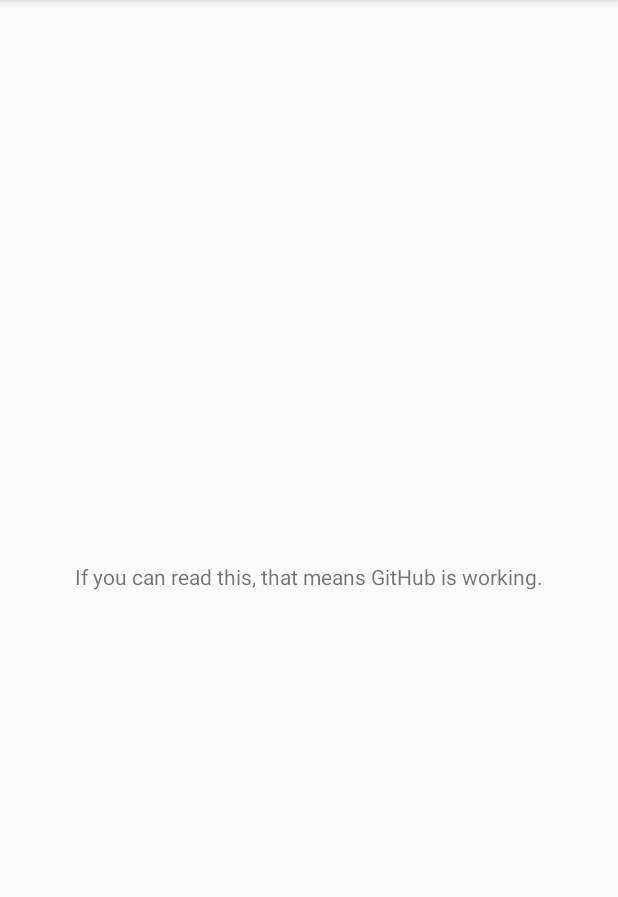
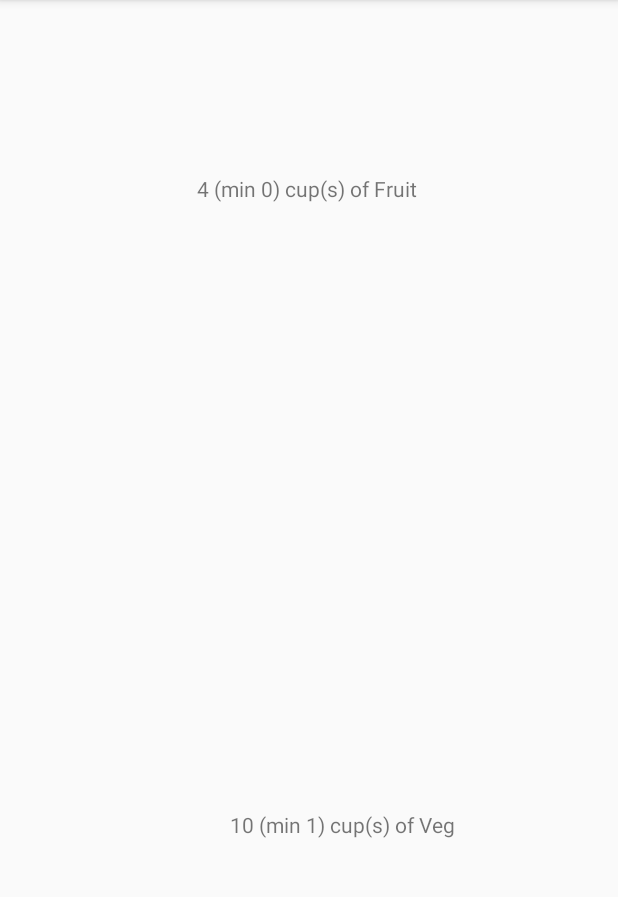
Before and after one commit to crortolf/Kitchen-Kompanion-2022-Group6, an Android app: the screen it shows after launch (MainActivity), on a phone screen of 412 x 824 dp, the part 84-981 px from its top. Run offline under Robolectric (Android 15) with nearby library versions, the phone set to English and light mode, and no system bars.

Commit message:
Created GroceryItem class

```diff
--- /dev/null
+++ b/app/src/main/java/com/example/kitchenkompanion/GroceryItem.java
@@ -0,0 +1,31 @@
+package com.example.kitchenkompanion;
+
+public class GroceryItem {
+    public String name, units;
+    public float amount, minimumAmount;
+
+    public GroceryItem(String name, String units, float amount) {
+        this.name = name;
+        this.units = units;
+        this.amount = amount;
+        minimumAmount = 0;
+    }
+
+    public GroceryItem(String name, String units, float amount, float minimumAmount) {
+        this(name, units, amount);
+        this.minimumAmount = minimumAmount;
+    }
+
+    public String toString() {
+        String amountS, minimumAmountS;
+        amountS = (amount % 1.0 == 0.0) ? String.valueOf((int) amount) : String.valueOf(amount);
+        minimumAmountS = (minimumAmount % 1.0 == 0.0) ? String.valueOf((int) minimumAmount) : String.valueOf(minimumAmount);
+        return amountS + " (min " + minimumAmountS + ") " + units  + "(s) of " + name;
+    }
+
+    public String amountToString() {
+        String amountS;
+        amountS = (amount % 1.0 == 0.0) ? String.valueOf((int) amount) : String.valueOf(amount);
+        return amountS + units;
+    }
+}
--- a/app/src/main/java/com/example/kitchenkompanion/MainActivity.java
+++ b/app/src/main/java/com/example/kitchenkompanion/MainActivity.java
@@ -3,6 +3,7 @@
 import androidx.appcompat.app.AppCompatActivity;
 
 import android.os.Bundle;
+import android.widget.TextView;
 
 public class MainActivity extends AppCompatActivity {
 
@@ -10,5 +11,14 @@
     protected void onCreate(Bundle savedInstanceState) {
         super.onCreate(savedInstanceState);
         setContentView(R.layout.activity_main);
+
+        GroceryItem ex = new GroceryItem("Fruit", "cup", 4);
+        GroceryItem ex2 = new GroceryItem("Veg", "cup", 10, 1);
+
+        TextView topBox = findViewById(R.id.topBox);
+        TextView bottomBox = findViewById(R.id.bottomBox);
+
+        topBox.setText(ex.toString());
+        bottomBox.setText(ex2.toString());
     }
 }
--- a/app/src/main/res/layout/activity_main.xml
+++ b/app/src/main/res/layout/activity_main.xml
@@ -7,12 +7,27 @@
     tools:context=".MainActivity">
 
     <TextView
+        android:id="@+id/bottomBox"
         android:layout_width="wrap_content"
         android:layout_height="wrap_content"
-        android:text="If you can read this, that means GitHub is working."
+        android:text="Default"
         app:layout_constraintBottom_toBottomOf="parent"
+        app:layout_constraintHorizontal_bias="0.585"
         app:layout_constraintLeft_toLeftOf="parent"
         app:layout_constraintRight_toRightOf="parent"
-        app:layout_constraintTop_toTopOf="parent" />
+        app:layout_constraintTop_toTopOf="parent"
+        app:layout_constraintVertical_bias="0.721" />
+
+    <TextView
+        android:id="@+id/topBox"
+        android:layout_width="wrap_content"
+        android:layout_height="wrap_content"
+        android:text="Default"
+        app:layout_constraintBottom_toBottomOf="parent"
+        app:layout_constraintHorizontal_bias="0.494"
+        app:layout_constraintLeft_toLeftOf="parent"
+        app:layout_constraintRight_toRightOf="parent"
+        app:layout_constraintTop_toTopOf="parent"
+        app:layout_constraintVertical_bias="0.155" />
 
 </androidx.constraintlayout.widget.ConstraintLayout>
```
